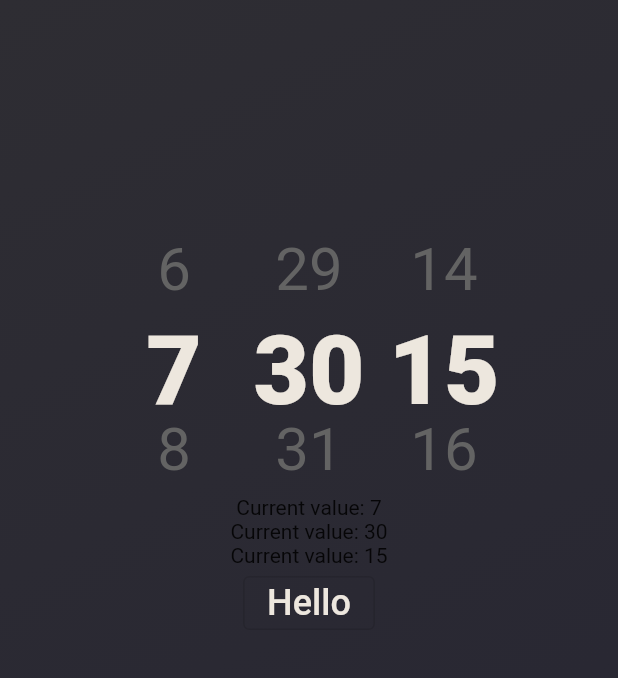
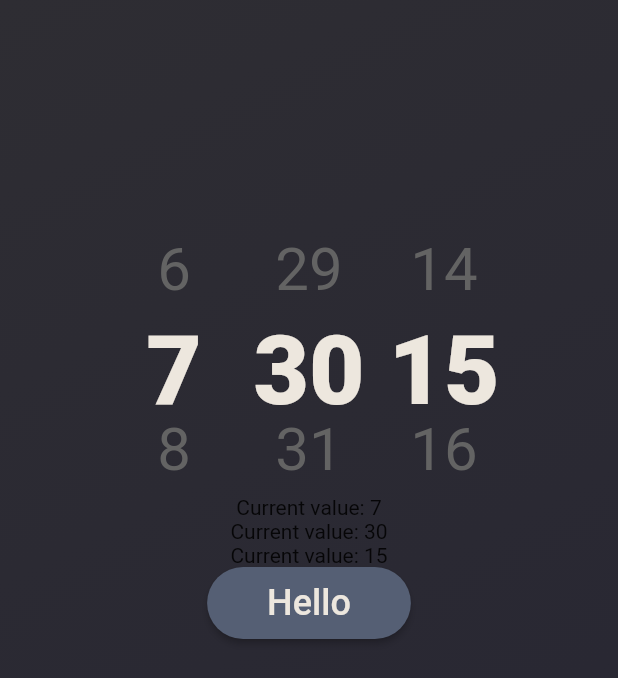
Before and after one commit to jacob-macleod/Progresso-Timer-App, a Flutter app: the screen it shows after launch, on a phone screen of 412 x 824 dp. Shown: the top 678 px of the screen. Run offline on Flutter 3.47's test engine with Material 2 defaults, Android fonts, the phone set to English and light mode, and no system bars; drawn by our look-alikes of numberpicker.

Commit message:
Added styling to button

```diff
--- a/lib/componments/normal_button.dart
+++ b/lib/componments/normal_button.dart
@@ -7,8 +7,19 @@ class NormalButton extends StatelessWidget {
 
   @override
   Widget build(context) {
-    return OutlinedButton(
+    return ElevatedButton(
       onPressed: () => onPressed("hi"),
+      style: ElevatedButton.styleFrom(
+        padding: const EdgeInsets.symmetric(
+          vertical: 10,
+          horizontal: 40,
+        ),
+        backgroundColor: const Color.fromRGBO(85, 95, 116, 1),
+        foregroundColor: Colors.white,
+        shape: RoundedRectangleBorder(
+          borderRadius: BorderRadius.circular(40),
+        ),
+      ),
       child: Text(
         text,
         style: const TextStyle(
```
